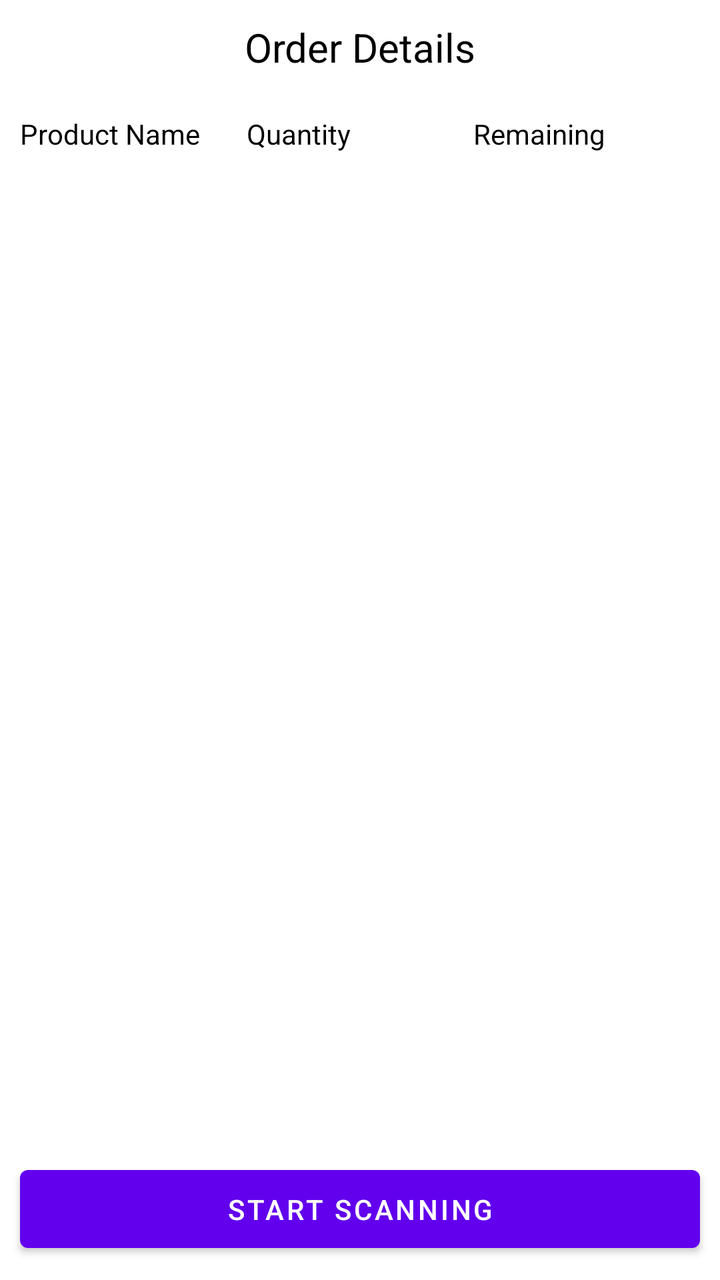
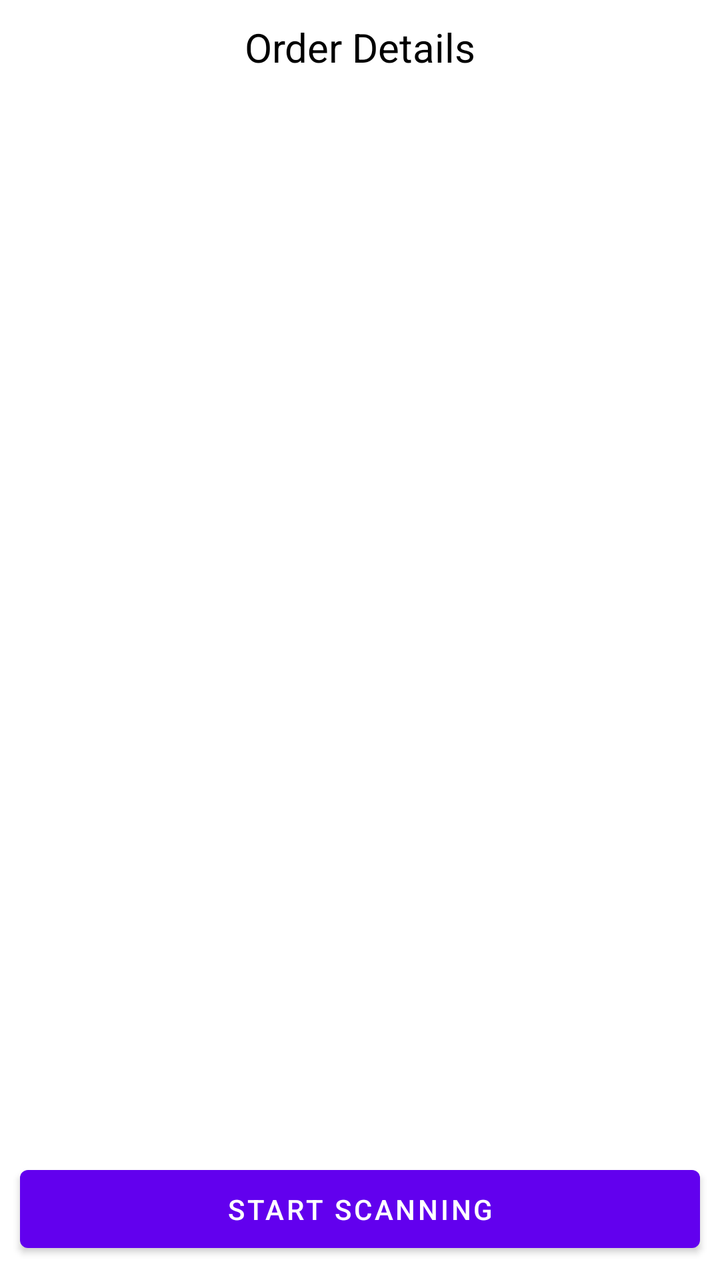

Compare the two renders of this Android layout. The source of the first and the diff that turns it into the second are given below.
<!-- AndroidManifest.xml: application theme Theme.picker -->
<!-- res/layout/activity_order_details.xml -->
<?xml version="1.0" encoding="utf-8"?>
<androidx.constraintlayout.widget.ConstraintLayout xmlns:android="http://schemas.android.com/apk/res/android"
    xmlns:app="http://schemas.android.com/apk/res-auto"
    xmlns:tools="http://schemas.android.com/tools"
    android:layout_width="match_parent"
    android:layout_height="match_parent"
    tools:context=".ui.OrderDetailsActivity">

    <TextView
        android:layout_margin="10dp"
        app:layout_constraintEnd_toEndOf="parent"
        app:layout_constraintStart_toStartOf="parent"
        app:layout_constraintTop_toTopOf="parent"
        android:id="@+id/orderHeader"
        android:text="Order Details"
        android:textSize="20dp"
        android:gravity="center"
        android:textColor="@color/black"
        android:layout_width="match_parent"
        android:layout_height="wrap_content"/>

    <LinearLayout
        android:id="@+id/header"
        app:layout_constraintTop_toBottomOf="@+id/orderHeader"
        app:layout_constraintStart_toStartOf="parent"
        app:layout_constraintEnd_toEndOf="parent"
        android:layout_width="match_parent"
        android:weightSum="3"
        android:gravity="center"
        android:layout_margin="10dp"
        android:orientation="horizontal"
        android:layout_height="40dp">
        <TextView
            android:gravity="center_vertical"
            android:textSize="14sp"
            android:textColor="@color/black"
            android:text="Product Name"
            android:layout_weight="1"
            android:layout_width="0dp"
            android:layout_height="40dp"/>
        <TextView
            android:gravity="center_vertical"
            android:textSize="14sp"
            android:textColor="@color/black"
            android:text="Quantity"
            android:layout_weight="1"
            android:layout_width="0dp"
            android:layout_height="40dp"/>
        <TextView
            android:gravity="center_vertical"
            android:textSize="14sp"
            android:textColor="@color/black"
            android:text="Remaining"
            android:layout_weight="1"
            android:layout_width="0dp"
            android:layout_height="40dp"/>
    </LinearLayout>
    <androidx.recyclerview.widget.RecyclerView
        android:layout_marginTop="10dp"
        app:layout_constraintTop_toBottomOf="@+id/header"
        app:layout_constraintStart_toStartOf="parent"
        app:layout_constraintEnd_toEndOf="parent"
        android:id="@+id/rvMain"
        app:layout_constraintBottom_toTopOf="@+id/orderCompleteBtn"
        app:layout_constraintBottom_toBottomOf="parent"
        android:layout_width="match_parent"
        android:layout_height="0dp"/>
    <Button
        android:padding="10dp"
        android:layout_margin="10dp"
        app:layout_constraintEnd_toEndOf="parent"
        app:layout_constraintStart_toStartOf="parent"
        app:layout_constraintBottom_toBottomOf="parent"
        android:id="@+id/orderCompleteBtn"
        android:text="Start Scanning"
        android:layout_width="match_parent"
        android:layout_height="wrap_content"/>

    <androidx.constraintlayout.widget.Group
        android:visibility="gone"
        android:background="@drawable/action_dialog_bg"
        app:constraint_referenced_ids="actionDialogHeadingEtv,actionDialogHeadingTv,
        actionDialogScannedBtn,bottomDivider,actionDialogClose"
        android:layout_marginStart="25dp"
        android:layout_marginEnd="25dp"
        android:id="@+id/actionDialog"
        android:layout_width="match_parent"
        android:layout_height="0dp"
        app:layout_constraintBottom_toBottomOf="@+id/bottomDivider"
        app:layout_constraintEnd_toEndOf="parent"
        app:layout_constraintStart_toStartOf="parent"
        app:layout_constraintTop_toTopOf="@+id/actionDialogHeadingTv" />

    <TextView
        android:layout_margin="20dp"
        android:paddingTop="20dp"
        android:id="@+id/actionDialogHeadingTv"
        android:layout_width="wrap_content"
        android:layout_height="wrap_content"
        android:layout_marginTop="20sp"
        android:text="Scan Basket QR Code"
        android:textColor="@color/black"
        android:textSize="14sp"
        app:layout_constraintBottom_toTopOf="@+id/actionDialogHeadingEtv"
        app:layout_constraintEnd_toEndOf="parent"
        app:layout_constraintStart_toStartOf="parent"
        app:layout_constraintTop_toTopOf="parent"
        app:layout_constraintVertical_chainStyle="packed" />

    <EditText
        android:gravity="center"
        android:id="@+id/actionDialogHeadingEtv"
        android:layout_width="wrap_content"
        android:layout_height="wrap_content"
        android:layout_margin="20dp"
        android:padding="10dp"
        android:background="@drawable/edittextbg"
        android:hint="Enter QR Scanner Code"
        android:textColor="@color/black"
        android:textColorHint="#aaaaaa"
        android:textSize="14sp"
        app:layout_constraintBottom_toTopOf="@+id/actionDialogScannedBtn"
        app:layout_constraintEnd_toEndOf="parent"
        app:layout_constraintStart_toStartOf="parent"
        app:layout_constraintTop_toBottomOf="@+id/actionDialogHeadingTv" />

    <Button
        android:id="@+id/actionDialogScannedBtn"
        android:layout_width="match_parent"
        android:layout_height="wrap_content"
        android:layout_marginStart="40dp"
        android:layout_marginEnd="40dp"
        android:padding="10dp"
        android:text="Start Scanning"
        app:layout_constraintTop_toBottomOf="@+id/actionDialogHeadingEtv"
        app:layout_constraintEnd_toEndOf="parent"
        app:layout_constraintStart_toStartOf="parent"
        app:layout_constraintBottom_toTopOf="@+id/bottomDivider" />
    <ImageView
        app:layout_constraintEnd_toEndOf="parent"
        app:layout_constraintStart_toStartOf="parent"
        app:layout_constraintBottom_toBottomOf="parent"
        app:layout_constraintTop_toBottomOf="@+id/actionDialogScannedBtn"
        android:id="@+id/bottomDivider"
        android:layout_width="wrap_content"
        android:layout_height="30dp"/>

    <ImageView
        android:layout_margin="15dp"
        app:layout_constraintTop_toTopOf="@+id/actionDialog"
        app:layout_constraintEnd_toEndOf="@+id/actionDialog"
        android:src="@drawable/ic_action_cross_black"
        android:id="@+id/actionDialogClose"
        android:layout_width="25dp"
        android:layout_height="25dp"/>
</androidx.constraintlayout.widget.ConstraintLayout>
<!-- resources referenced by this layout -->
<resources>
  <color name="black">#FF000000</color>
  <!-- drawable action_dialog_bg (drawable) -->
  <?xml version="1.0" encoding="UTF-8"?>
  <shape xmlns:android="http://schemas.android.com/apk/res/android">
      <solid android:color="#dddddd" />
  
      <corners android:radius="7dp" />
  
  </shape>
  <!-- drawable edittextbg (drawable) -->
  <?xml version="1.0" encoding="UTF-8"?>
  <shape xmlns:android="http://schemas.android.com/apk/res/android">
      <solid android:color="@color/white" />
  
      <corners android:radius="5dp" />
  
  </shape>
  <!-- drawable ic_action_cross_black: png bitmap (drawable-v24, 395 bytes) -->
  <style name="Theme.picker" parent="Theme.MaterialComponents.DayNight.NoActionBar">
          
          <item name="colorPrimary">@color/purple_500</item>
          <item name="colorPrimaryVariant">@color/purple_700</item>
          <item name="colorOnPrimary">@color/white</item>
          
          <item name="colorSecondary">@color/teal_200</item>
          <item name="colorSecondaryVariant">@color/teal_700</item>
          <item name="colorOnSecondary">@color/black</item>
          
          <item name="android:statusBarColor" tools:targetApi="l">?attr/colorPrimaryVariant</item>
          
      </style>
  <color name="white">#FFFFFFFF</color>
  <color name="purple_500">#FF6200EE</color>
  <color name="purple_700">#FF3700B3</color>
  <color name="teal_200">#FF03DAC5</color>
  <color name="teal_700">#FF018786</color>
</resources>

<!-- the commit's change to res/layout/activity_order_details.xml (unified diff, before → after) -->
@@ -21,39 +21,45 @@
 
     <LinearLayout
         android:id="@+id/header"
-        app:layout_constraintTop_toBottomOf="@+id/orderHeader"
+        android:layout_width="0dp"
+        android:layout_height="40dp"
+        android:layout_marginStart="10dp"
+        android:layout_marginTop="10dp"
+        android:layout_marginEnd="10dp"
+        android:gravity="center"
+        android:orientation="horizontal"
+        android:visibility="gone"
+        android:weightSum="3"
+        app:layout_constraintEnd_toEndOf="parent"
         app:layout_constraintStart_toStartOf="parent"
-        app:layout_constraintEnd_toEndOf="parent"
-        android:layout_width="match_parent"
-        android:weightSum="3"
-        android:gravity="center"
-        android:layout_margin="10dp"
-        android:orientation="horizontal"
-        android:layout_height="40dp">
+        app:layout_constraintTop_toBottomOf="@+id/orderHeader">
+
         <TextView
+            android:layout_width="0dp"
+            android:layout_height="40dp"
+            android:layout_weight="1.8"
             android:gravity="center_vertical"
-            android:textSize="14sp"
+            android:text="Product Name"
             android:textColor="@color/black"
-            android:text="Product Name"
-            android:layout_weight="1"
+            android:textSize="14sp" />
+
+        <TextView
             android:layout_width="0dp"
-            android:layout_height="40dp"/>
+            android:layout_height="40dp"
+            android:layout_weight=".6"
+            android:gravity="center"
+            android:text="Quantity"
+            android:textColor="@color/black"
+            android:textSize="14sp" />
+
         <TextView
-            android:gravity="center_vertical"
-            android:textSize="14sp"
+            android:layout_width="0dp"
+            android:layout_height="40dp"
+            android:layout_weight=".6"
+            android:gravity="center"
+            android:text="Picked"
             android:textColor="@color/black"
-            android:text="Quantity"
-            android:layout_weight="1"
-            android:layout_width="0dp"
-            android:layout_height="40dp"/>
-        <TextView
-            android:gravity="center_vertical"
-            android:textSize="14sp"
-            android:textColor="@color/black"
-            android:text="Remaining"
-            android:layout_weight="1"
-            android:layout_width="0dp"
-            android:layout_height="40dp"/>
+            android:textSize="14sp" />
     </LinearLayout>
     <androidx.recyclerview.widget.RecyclerView
         android:layout_marginTop="10dp"
@@ -98,7 +104,7 @@
         android:layout_width="wrap_content"
         android:layout_height="wrap_content"
         android:layout_marginTop="20sp"
-        android:text="Scan Basket QR Code"
+        android:text="Scan Product QR Code"
         android:textColor="@color/black"
         android:textSize="14sp"
         app:layout_constraintBottom_toTopOf="@+id/actionDialogHeadingEtv"
